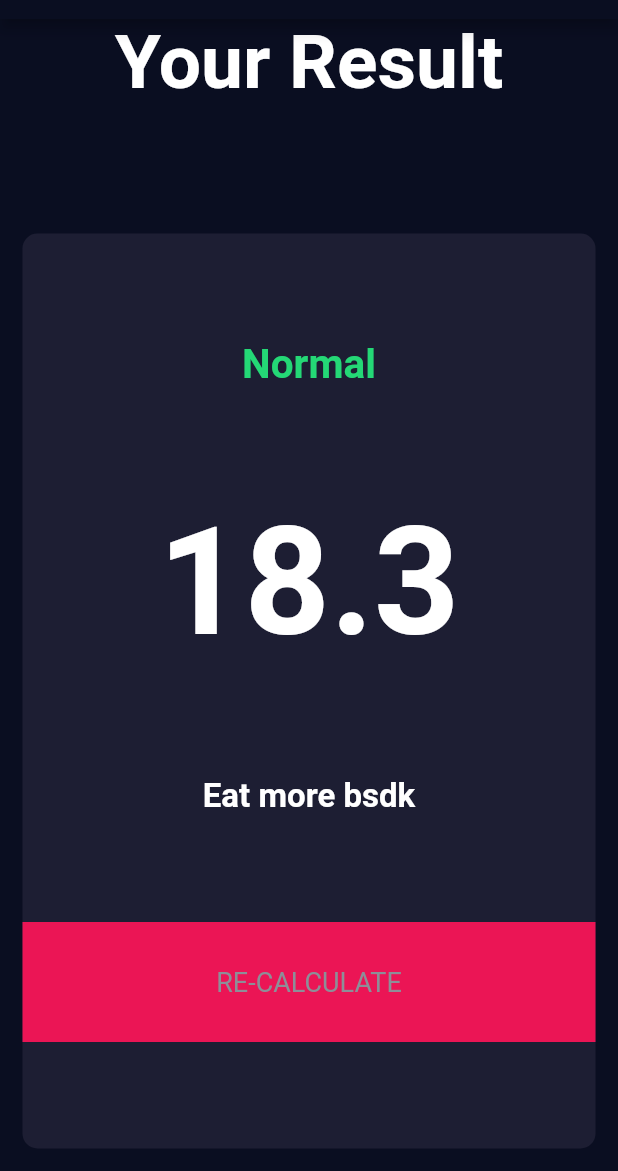
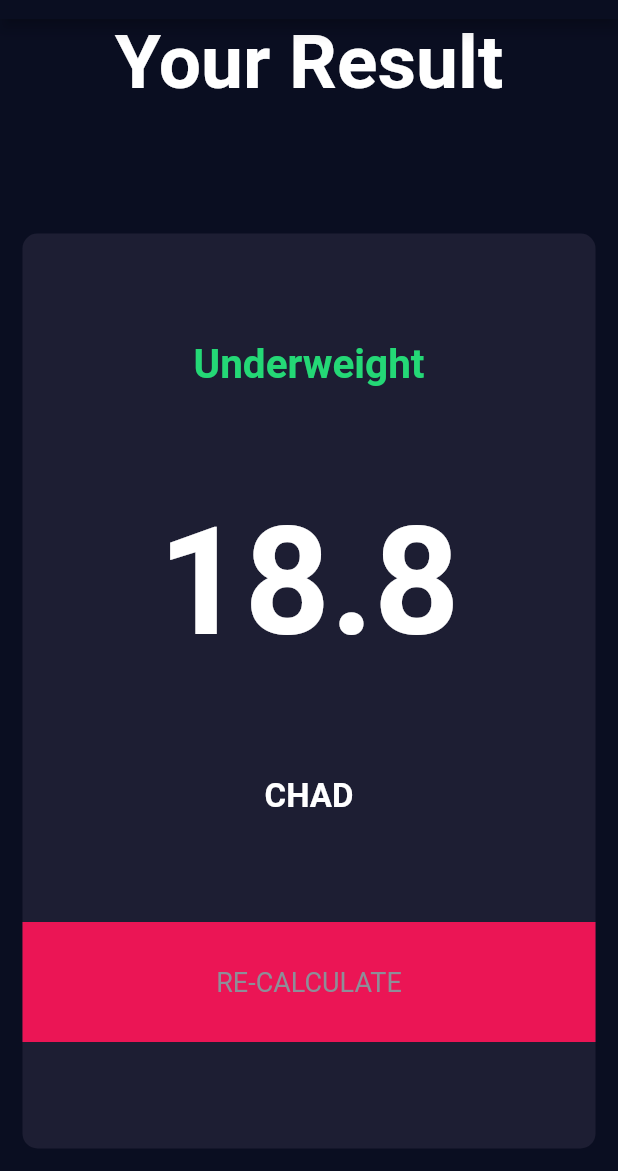
Before and after one commit to naveeez10/BMI_Calculator, a Flutter app: the screen it shows after launch, after a tap on "CALCULATE", on a phone screen of 412 x 824 dp, the part 65-1236 px from its top. Run offline on Flutter 3.47's test engine with Material 2 defaults, Android fonts, the phone set to English and light mode, and no system bars; our stand-ins replace font_awesome_flutter.

Commit message:
Added final changes

```diff
--- /dev/null
+++ b/lib/bmi_calc.dart
@@ -0,0 +1,38 @@
+import 'package:flutter/material.dart';
+import 'dart:math';
+
+class BmiCalculator {
+  BmiCalculator({required this.height, required this.weight});
+  int height;
+  int weight;
+
+  double bmi = 0;
+  String getbmi() {
+    bmi = weight / pow(height / 100,2);
+    return bmi.toStringAsFixed(1);
+  }
+
+  String returnresult() {
+    if(bmi >= 25) {
+      return 'Overweight';
+    }
+    else if(bmi > 18) {
+      return 'Normal';
+    }
+    else {
+      return "Underweight";
+    }
+  }
+
+  String returninterpretation() {
+    if(bmi >= 25) {
+      return 'Saale mote';
+    }
+    else if(bmi > 18) {
+      return 'CHAD';
+    }
+    else {
+      return "Kuch khale bsdk";
+    }
+  }
+}
--- a/lib/input_page.dart
+++ b/lib/input_page.dart
@@ -6,7 +6,8 @@ import 'constants.dart';
 import 'roundIconbutton.dart';
 import 'resultspage.dart';
 import 'bottombutton.dart';
-
+import 'bmi_calc.dart';
+BmiCalculator calc = new BmiCalculator(height: height, weight: weight);
 class InputPage extends StatefulWidget {
   @override
   _InputPageState createState() => _InputPageState();
@@ -207,6 +208,9 @@ class _InputPageState extends State<InputPage> {
             ],
           )),
           BottomButton(onTap: (){
+            setState(() {
+              calc = new BmiCalculator(height: height, weight: weight);
+            });
             Navigator.push(context, MaterialPageRoute(builder: (context) => Resultspage()));
           },txt: Text('CALCULATE',style: labeltextstyle,),)
         ],
--- a/lib/resultspage.dart
+++ b/lib/resultspage.dart
@@ -2,10 +2,18 @@ import 'package:flutter/material.dart';
 import 'constants.dart';
 import 'reusablecard.dart';
 import 'bottombutton.dart';
+import 'bmi_calc.dart';
+import 'input_page.dart';
 
-class Resultspage extends StatelessWidget {
+
+class Resultspage extends StatefulWidget {
   const Resultspage({Key? key}) : super(key: key);
 
+  @override
+  State<Resultspage> createState() => _ResultspageState();
+}
+
+class _ResultspageState extends State<Resultspage> {
   @override
   Widget build(BuildContext context) {
     return Scaffold(
@@ -23,17 +31,17 @@ class Resultspage extends StatelessWidget {
               crossAxisAlignment: CrossAxisAlignment.stretch,
               children: [
                 Text(
-                  "Normal",
+                  calc.returnresult(),
                   textAlign: TextAlign.center,
                   style: resulttextstyle,
                 ),
                 Text(
-                  "18.3",
+                  calc.getbmi(),
                   textAlign: TextAlign.center,
                   style: BMItextstyle,
                 ),
                 Text(
-                  "Eat more bsdk",
+                  calc.returninterpretation(),
                   textAlign: TextAlign.center,
                   style: prestextstyle,
                 ),
```
